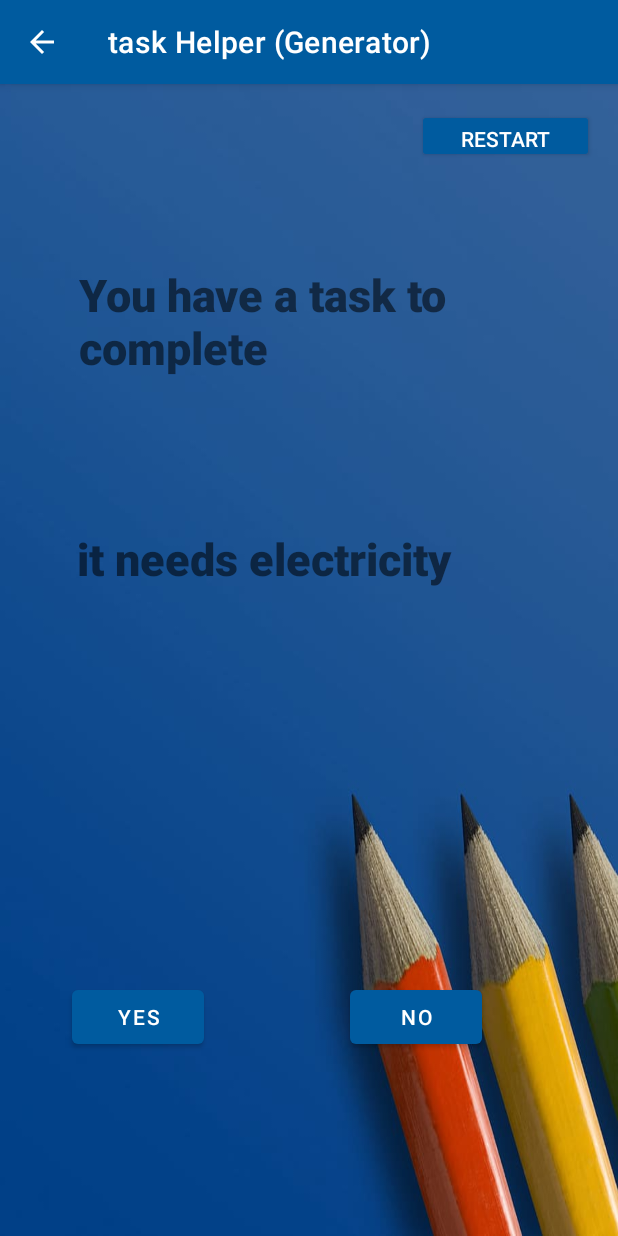
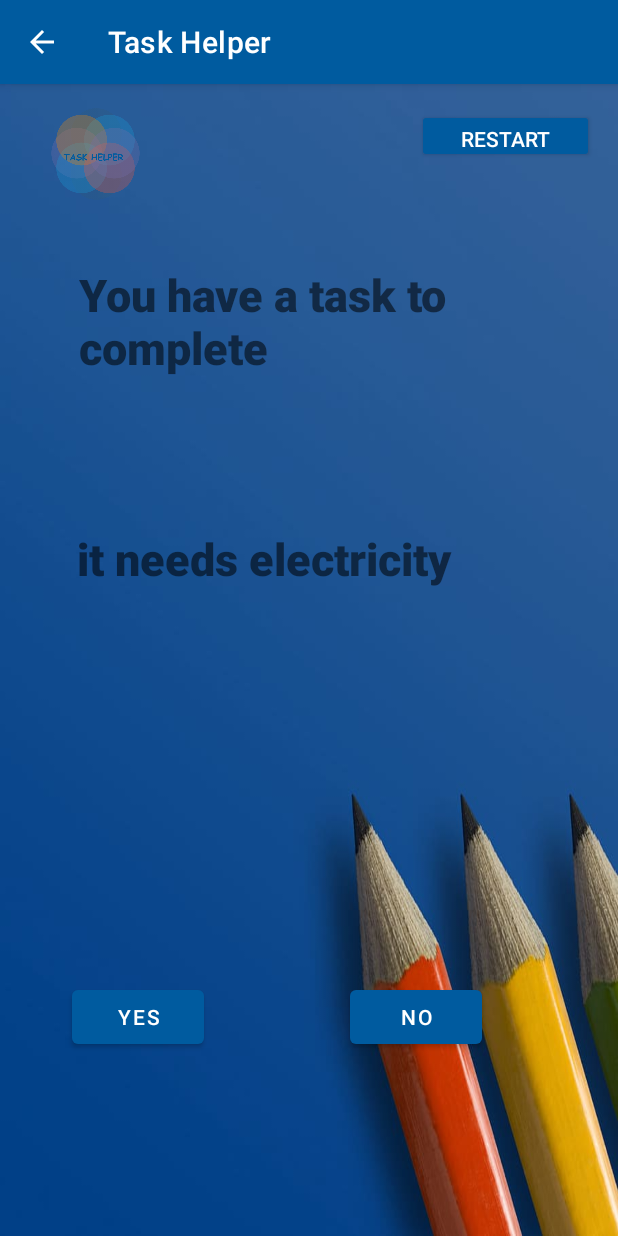
Before and after one commit to AltTheo/Android_PAPL, an Android app: the screen it shows after launch (MainActivity), on a phone screen of 412 x 824 dp. Run offline under Robolectric (Android 15) with nearby library versions, the phone set to English and light mode, and no system bars; Roboto replaces fonts that are not available here.

Commit message:
Remove no-files, logo added to activity main

```diff
--- a/app/src/main/AndroidManifest.xml
+++ b/app/src/main/AndroidManifest.xml
@@ -5,7 +5,7 @@
     <application
         android:allowBackup="true"
         android:icon="@mipmap/ic_launcher"
-        android:label="task Helper (Generator)"
+        android:label="Task Helper"
         android:roundIcon="@mipmap/ic_launcher_round"
         android:supportsRtl="true"
         android:theme="@style/Theme.FrontEndWork">
--- a/app/src/main/res/layout/activity_main.xml
+++ b/app/src/main/res/layout/activity_main.xml
@@ -82,9 +82,21 @@
         android:id="@+id/wlcDisplay"
         android:layout_width="230dp"
         android:layout_height="71dp"
-        android:layout_marginTop="24dp"
+        android:layout_marginTop="16dp"
         app:layout_constraintTop_toTopOf="parent"
-        tools:layout_editor_absoluteX="16dp"
-        tools:ignore="MissingConstraints" />
+        tools:ignore="MissingConstraints"
+        tools:layout_editor_absoluteX="16dp" />
+
+    <ImageView
+        android:id="@+id/imageView2"
+        android:layout_width="95dp"
+        android:layout_height="61dp"
+        app:layout_constraintBottom_toBottomOf="parent"
+        app:layout_constraintEnd_toEndOf="parent"
+        app:layout_constraintHorizontal_bias="0.05"
+        app:layout_constraintStart_toStartOf="parent"
+        app:layout_constraintTop_toTopOf="parent"
+        app:layout_constraintVertical_bias="0.023"
+        app:srcCompat="@drawable/logo" />
 
 </androidx.constraintlayout.widget.ConstraintLayout>
```
Also changed, not shown: app/src/main/res/drawable-v24/flex.png (deleted), app/src/main/res/drawable-v24/pixel1.png (deleted), app/src/main/res/drawable-v24/pixel2.png (deleted), app/src/main/res/drawable-v24/pixel3.png (deleted), app/src/main/res/drawable-v24/pixel4.webp (deleted), app/src/main/res/drawable-v24/task2.png (deleted), app/src/main/res/drawable-v24/tasks.png (deleted), app/src/main/res/drawable-v24/thin2.png (deleted), app/src/main/res/drawable-v24/think3.png (deleted), app/src/main/res/drawable-v24/thinking.png (deleted), app/src/main/res/drawable-v24/walli.png (deleted).
